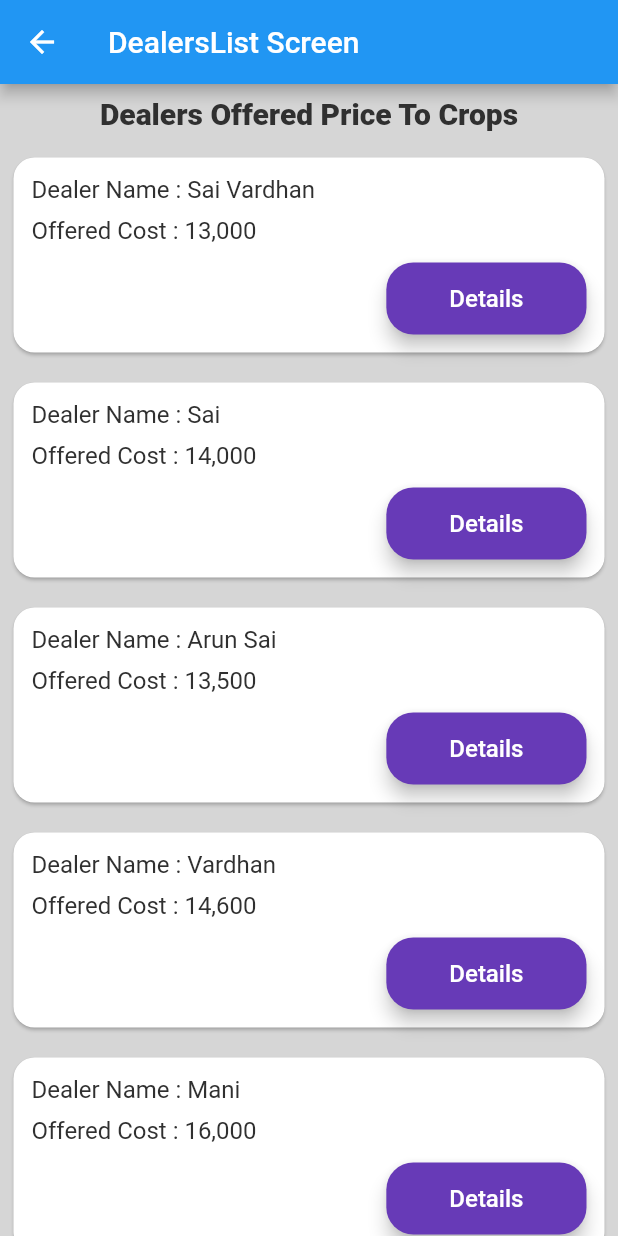
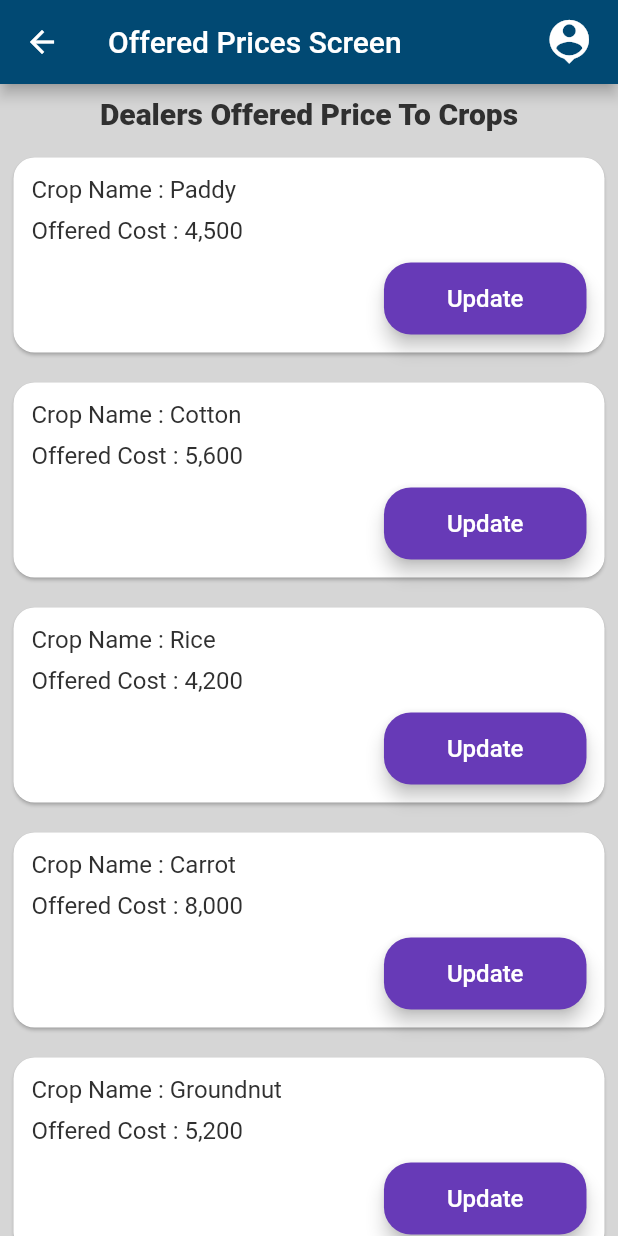
Before and after one commit to aravindmedamoni/AgroPool, a Flutter app: the DealersOfferedPriceToCropsPage screen opened directly, on a phone screen of 412 x 824 dp. Run offline on Flutter 3.47's test engine with Material 2 defaults, Android fonts, the phone set to English and light mode, and no system bars; our stand-ins replace cloud_firestore, firebase_auth, modal_progress_hud, package_info, share, simple_animations and 1 more; accounts and stored records are empty.

Commit message:
Screens and Custom components are added..

```diff
--- a/agro_pool/lib/components/custom_appbar_widget.dart
+++ b/agro_pool/lib/components/custom_appbar_widget.dart
@@ -63,9 +63,10 @@ class CustomAppBar extends StatelessWidget {
 //                ),
 //              ],
 //            ),
+
                 IconButton(
                     icon: Icon(
-                      trailIconButton??Icons.phone_forwarded,
+                      trailIconButton,
                       color: Colors.white,
                       size: 30.0,
                     ),
--- a/agro_pool/lib/components/dealers_details_card.dart
+++ b/agro_pool/lib/components/price_and_crops_details_card.dart
@@ -1,13 +1,13 @@
 
 import 'package:agro_pool/components/rounded_rectangle_button.dart';
-import 'package:agro_pool/screens/Dealer_information_page.dart';
+import 'package:agro_pool/screens/add_update_crops_cost_page.dart';
 import 'package:flutter/material.dart';
 
 
-class DealerDetailsCard extends StatelessWidget {
-  const DealerDetailsCard({@required this.dealerName, @required this.offeredCost, @required this.onPress});
+class PriceAndCropsDetailsCard extends StatelessWidget {
+  const PriceAndCropsDetailsCard({@required this.cropName, @required this.offeredCost, @required this.onPress});
 
-  final String dealerName;
+  final String cropName;
   final String offeredCost;
   final Function onPress;
 
@@ -24,7 +24,7 @@ class DealerDetailsCard extends StatelessWidget {
             children: <Widget>[
               Align(
                   alignment: Alignment.topLeft,
-                  child: Text('Dealer Name : $dealerName'??'Sai Vardhan',style: TextStyle(color: Colors.grey[850],fontSize: 16.0,fontWeight: FontWeight.w400),)),
+                  child: Text('Crop Name : $cropName'??'Sai Vardhan',style: TextStyle(color: Colors.grey[850],fontSize: 16.0,fontWeight: FontWeight.w400),)),
               SizedBox(
                 height: 8.0,
               ),
@@ -37,11 +37,11 @@ class DealerDetailsCard extends StatelessWidget {
               Align(
                 alignment: Alignment.topRight,
                 child: RoundedRectangleButton(
-                  buttonName: 'Details',
+                  buttonName: 'Update',
                   buttonColor: Colors.deepPurple,
                   onPress: onPress??(){
                     Navigator.push(context, MaterialPageRoute(builder: (context){
-                      return DealerInformationPage();
+                      return AddUpdateCropsCostPage();
                     }));
                   },
                 ),
--- a/agro_pool/lib/screens/dealers_list_page.dart
+++ b/agro_pool/lib/screens/dealers_list_page.dart
@@ -8,6 +8,7 @@ class DealersListPage extends StatelessWidget {
     return Scaffold(
       backgroundColor: Colors.grey[350],
       appBar: AppBar(
+        backgroundColor: Color(0XFF014973),
         title: Text('DealersList Screen'),
       ),
       body: Column(
--- a/agro_pool/lib/screens/dearler_offered_price_for_crops.dart
+++ b/agro_pool/lib/screens/dearler_offered_price_for_crops.dart
@@ -1,6 +1,8 @@
 
+import 'package:agro_pool/components/price_and_crops_details_card.dart';
+import 'package:agro_pool/screens/dealer_profile_page.dart';
 import 'package:flutter/material.dart';
-import 'package:agro_pool/components/dealers_details_card.dart';
+
 
 class DealersOfferedPriceToCropsPage extends StatelessWidget {
   @override
@@ -8,7 +10,18 @@ class DealersOfferedPriceToCropsPage extends StatelessWidget {
     return Scaffold(
       backgroundColor: Colors.grey[350],
       appBar: AppBar(
-        title: Text('DealersList Screen'),
+        backgroundColor: Color(0XFF014973),
+        title: Text('Offered Prices Screen'),
+        actions: <Widget>[
+          Padding(
+            padding: const EdgeInsets.only(right: 10.0),
+            child: IconButton(icon: Icon(Icons.person_pin,size: 35.0,), onPressed: (){
+              Navigator.push(context, MaterialPageRoute(builder: (context){
+                return DealerProfilePage();
+              }));
+            }),
+          )
+        ],
       ),
       body: Column(
         children: <Widget>[
@@ -22,12 +35,12 @@ class DealersOfferedPriceToCropsPage extends StatelessWidget {
             child: Container(
               child: ListView(
                 children: <Widget>[
-                  DealerDetailsCard(dealerName: 'Sai Vardhan', offeredCost: '13,000',),
-                  DealerDetailsCard(dealerName: 'Sai', offeredCost: '14,000',),
-                  DealerDetailsCard(dealerName: 'Arun Sai', offeredCost: '13,500',),
-                  DealerDetailsCard(dealerName: 'Vardhan', offeredCost: '14,600', ),
-                  DealerDetailsCard(dealerName: 'Mani', offeredCost: '16,000',),
-                  DealerDetailsCard(dealerName: 'Aravind', offeredCost: '15,000', ),
+                  PriceAndCropsDetailsCard(cropName: 'Paddy', offeredCost: '4,500',),
+                  PriceAndCropsDetailsCard(cropName: 'Cotton', offeredCost: '5,600',),
+                  PriceAndCropsDetailsCard(cropName: 'Rice', offeredCost: '4,200',),
+                  PriceAndCropsDetailsCard(cropName: 'Carrot', offeredCost: '8,000', ),
+                  PriceAndCropsDetailsCard(cropName: 'Groundnut', offeredCost: '5,200',),
+                  PriceAndCropsDetailsCard(cropName: 'Red gram', offeredCost: '6,700', ),
                 ],
               ),
             ),
--- a/agro_pool/lib/screens/home_page.dart
+++ b/agro_pool/lib/screens/home_page.dart
@@ -35,6 +35,7 @@ class _HomePageState extends State<HomePage> {
   Widget build(BuildContext context) {
     return Scaffold(
       appBar: AppBar(
+        backgroundColor: Color(0XFF014973),
         title: Text("Agro Pool"),
         elevation: defaultTargetPlatform == TargetPlatform.android ? 5.0 : 0.0,
         actions: <Widget>[
--- a/agro_pool/lib/screens/registration_page.dart
+++ b/agro_pool/lib/screens/registration_page.dart
@@ -233,6 +233,12 @@ class _RegisterScreenState extends State<RegisterScreen> {
                   buttonColor: Colors.lightBlue,
                 ),
               ),
+              Padding(
+                padding: const EdgeInsets.symmetric(vertical: 10.0,horizontal: 20.0),
+                child: IconButton(icon: Icon(Icons.arrow_back,size: 40.0,), onPressed: (){
+                  Navigator.of(context).pop();
+                }),
+              ),
             ],
           ),
         ),
```
Also changed, not shown: agro_pool/lib/screens/add_update_crops_cost_page.dart (added, +106 -0 lines), agro_pool/lib/screens/dealer_information_page.dart (renamed from agro_pool/lib/screens/Dealer_information_page.dart, +19 -17 lines), agro_pool/lib/screens/dealer_profile_page.dart (added, +130 -0 lines), agro_pool/lib/screens/login_page.dart (+36 -31 lines).
